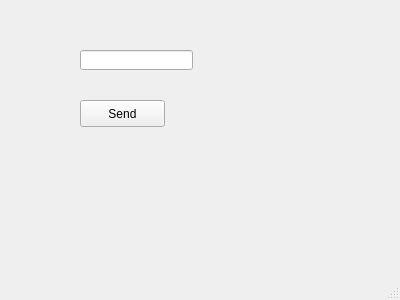
Old version of the form mainwindow.ui in the repository CoderBak/Surakarta-client.
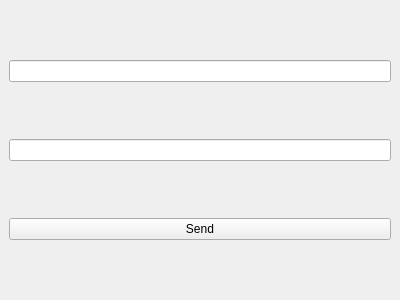
New version of the form.

Patch:
```diff
--- a/mainwindow.ui
+++ b/mainwindow.ui
@@ -13,52 +13,23 @@
   <property name="windowTitle">
    <string>MainWindow</string>
   </property>
-  <widget class="QWidget" name="centralwidget">
-   <widget class="QLineEdit" name="lineEdit">
-    <property name="geometry">
-     <rect>
-      <x>80</x>
-      <y>50</y>
-      <width>113</width>
-      <height>20</height>
-     </rect>
-    </property>
-   </widget>
-   <widget class="QPushButton" name="pushButton">
-    <property name="geometry">
-     <rect>
-      <x>80</x>
-      <y>100</y>
-      <width>85</width>
-      <height>27</height>
-     </rect>
-    </property>
-    <property name="text">
-     <string>Send</string>
-    </property>
-   </widget>
-   <widget class="QLabel" name="label">
-    <property name="geometry">
-     <rect>
-      <x>80</x>
-      <y>150</y>
-      <width>46</width>
-      <height>13</height>
-     </rect>
-    </property>
-   </widget>
+  <widget class="QWidget" name="centralWidget">
+   <layout class="QVBoxLayout" name="verticalLayout">
+    <item>
+     <widget class="QLineEdit" name="lineEdit1"/>
+    </item>
+    <item>
+     <widget class="QLineEdit" name="lineEdit2"/>
+    </item>
+    <item>
+     <widget class="QPushButton" name="pushButton">
+      <property name="text">
+       <string>Send</string>
+      </property>
+     </widget>
+    </item>
+   </layout>
   </widget>
-  <widget class="QMenuBar" name="menubar">
-   <property name="geometry">
-    <rect>
-     <x>0</x>
-     <y>0</y>
-     <width>400</width>
-     <height>26</height>
-    </rect>
-   </property>
-  </widget>
-  <widget class="QStatusBar" name="statusbar"/>
  </widget>
  <resources/>
  <connections/>
```
